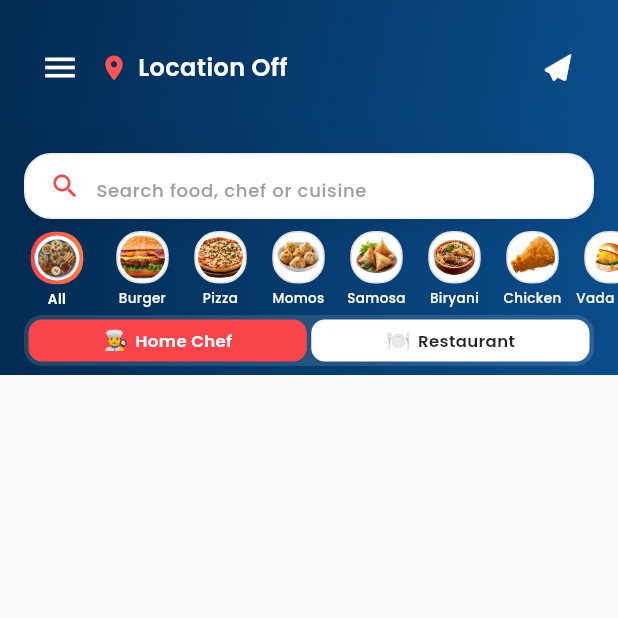
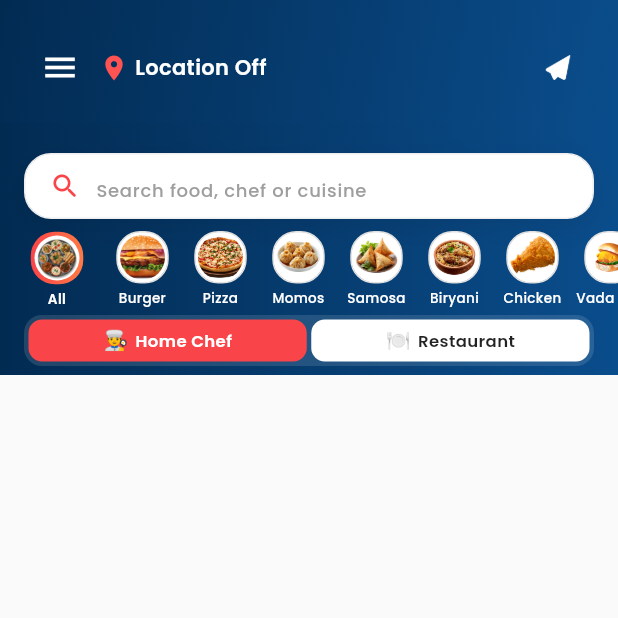
Before and after one commit to vickybaba424242-a11y/nearby_hungry_flutter, a Flutter app: the screen it shows once a user with an empty profile is signed in, on a phone screen of 412 x 824 dp, the top half of it. Run offline on Flutter 3.47's test engine with Material 3 defaults, Android fonts, the phone set to English and light mode, and no system bars; our stand-ins replace carousel_slider, cloud_firestore, cloud_functions, dropdown_button2, firebase_auth, firebase_core and 12 more; missing offline and left inert: flutter_google_places_sdk, geoflutterfire_plus; accounts and stored records are empty.

Commit message:
Major Releases new

```diff
--- a/lib/screens/home_page.dart
+++ b/lib/screens/home_page.dart
@@ -1484,12 +1484,9 @@
                     const SizedBox(width: 2),
 
                     Expanded(
-                      child: Align(
-                        alignment: Alignment.centerLeft,
                       child: Row(
                         mainAxisSize: MainAxisSize.min,
                         children: [
-
                           Icon(
                             Icons.location_on,
                             color: userLat != null
@@ -1498,21 +1495,23 @@
                             size: 20,
                           ),
 
-                            const SizedBox(width: 6),
-
-                            Text(
+                          const SizedBox(width: 4),
+
+                          Flexible(
+                            child: Text(
                               userLat != null
                                   ? "Location On"
                                   : "Location Off",
+                              maxLines: 1,
+                              overflow: TextOverflow.ellipsis,
                               style: GoogleFonts.poppins(
                                 color: Colors.white,
-                                fontSize: 16,
+                                fontSize: 14,
                                 fontWeight: FontWeight.w600,
                               ),
                             ),
-
-                          ],
-                        ),
+                          ),
+                        ],
                       ),
                     ),
 
@@ -1528,13 +1527,13 @@
                             IconButton(
                               padding: EdgeInsets.zero,
                               constraints: const BoxConstraints(
-                                minWidth: 40,
-                                minHeight: 40,
+                                minWidth: 36,
+                                minHeight: 36,
                               ),
                               icon: Image.asset(
                                 'assets/message.png',
-                                width: 24,
-                                height: 24,
+                                width: 22,
+                                height: 22,
                                 color: Colors.white,
                               ),
                               onPressed: () {
@@ -1599,7 +1598,7 @@
                                 const SizedBox(width: 2),
 
                                 Transform.scale(
-                                  scale: 0.75,
+                                  scale: 0.65,
                                   child: Switch(
                                     // IMPORTANT:
                                     // Switch ON  = posts ACTIVE
--- a/pubspec.yaml
+++ b/pubspec.yaml
@@ -2,7 +2,7 @@
 description: "A new Flutter project."
 publish_to: 'none'
 
-version: 1.1.5+58
+version: 1.1.5+59
 
 environment:
   sdk: ">=3.4.0 <4.0.0"
```
Lines whose indentation alone changed are shown as unchanged.
